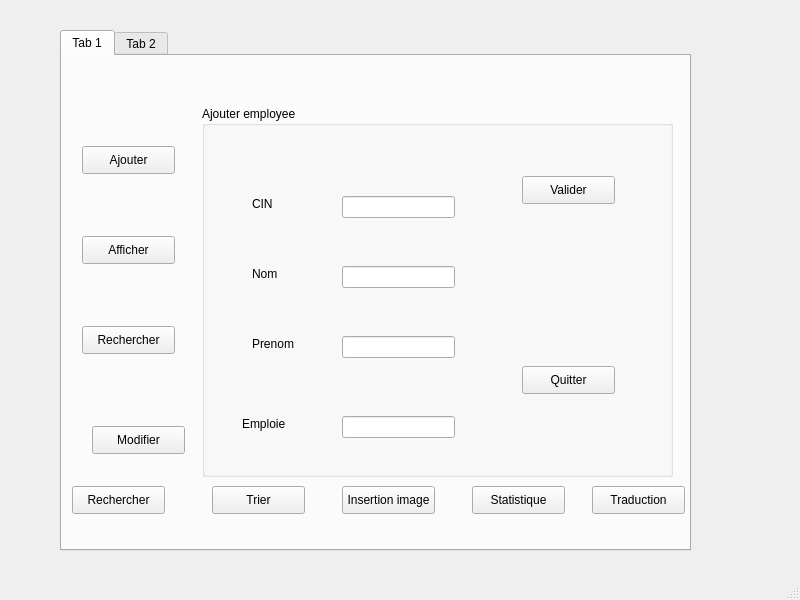
Above: Desktop/gestiodesemployees/mainwindow.ui from dhiaeddine12/olympic_games_2A20 before the change. Below: the same form after it.
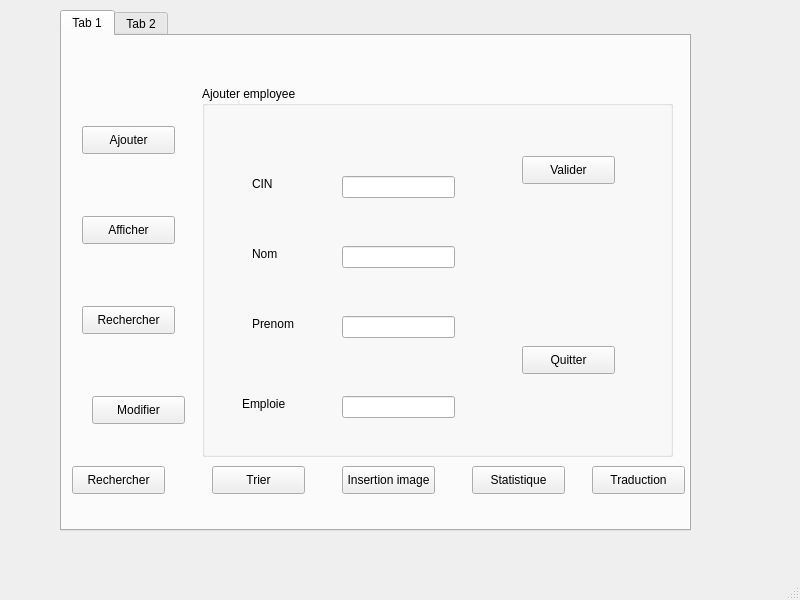
That is the form after the change.

```diff
--- a/Desktop/gestiodesemployees/mainwindow.ui
+++ b/Desktop/gestiodesemployees/mainwindow.ui
@@ -18,7 +18,7 @@
     <property name="geometry">
      <rect>
       <x>60</x>
-      <y>30</y>
+      <y>10</y>
       <width>631</width>
       <height>521</height>
      </rect>
@@ -204,7 +204,7 @@
       <property name="geometry">
        <rect>
         <x>30</x>
-        <y>370</y>
+        <y>360</y>
         <width>93</width>
         <height>28</height>
        </rect>
```
